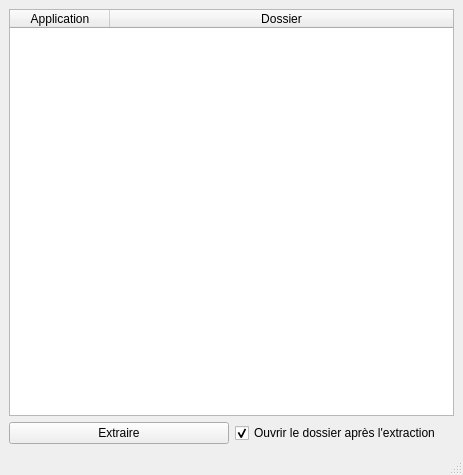
seigneurfuo/mytoolboxlist, file gui.ui: the form before one commit.
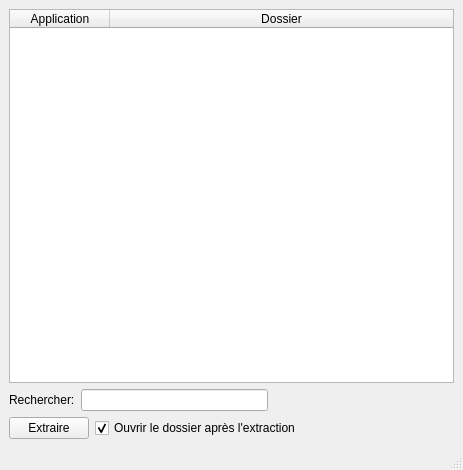
The form after the commit.

Commit message: Changement de la colonne emplacemnt, remonte à la place le nom du dossier parent

Diff of the .ui file:
```diff
--- a/gui.ui
+++ b/gui.ui
@@ -7,7 +7,7 @@
     <x>0</x>
     <y>0</y>
     <width>463</width>
-    <height>475</height>
+    <height>470</height>
    </rect>
   </property>
   <property name="windowTitle">
@@ -39,15 +39,42 @@
      </widget>
     </item>
     <item>
-     <layout class="QHBoxLayout" name="horizontalLayout">
-      <item>
+     <layout class="QGridLayout" name="gridLayout_2">
+      <item row="0" column="0">
+       <widget class="QLabel" name="label">
+        <property name="text">
+         <string>Rechercher:</string>
+        </property>
+       </widget>
+      </item>
+      <item row="0" column="1">
+       <widget class="QLineEdit" name="lineEdit"/>
+      </item>
+      <item row="0" column="2">
+       <spacer name="horizontalSpacer">
+        <property name="orientation">
+         <enum>Qt::Horizontal</enum>
+        </property>
+        <property name="sizeHint" stdset="0">
+         <size>
+          <width>40</width>
+          <height>20</height>
+         </size>
+        </property>
+       </spacer>
+      </item>
+     </layout>
+    </item>
+    <item>
+     <layout class="QGridLayout" name="gridLayout">
+      <item row="0" column="0">
        <widget class="QPushButton" name="pushButton">
         <property name="text">
          <string>Extraire</string>
         </property>
        </widget>
       </item>
-      <item>
+      <item row="0" column="1">
        <widget class="QCheckBox" name="checkBox">
         <property name="text">
          <string>Ouvrir le dossier après l'extraction</string>
@@ -57,6 +84,19 @@
         </property>
        </widget>
       </item>
+      <item row="0" column="2">
+       <spacer name="horizontalSpacer_2">
+        <property name="orientation">
+         <enum>Qt::Horizontal</enum>
+        </property>
+        <property name="sizeHint" stdset="0">
+         <size>
+          <width>40</width>
+          <height>20</height>
+         </size>
+        </property>
+       </spacer>
+      </item>
      </layout>
     </item>
    </layout>
```
Left out of the diff: 5 changed lines with no effect on the pictures. The commit also changes 1 other file.
